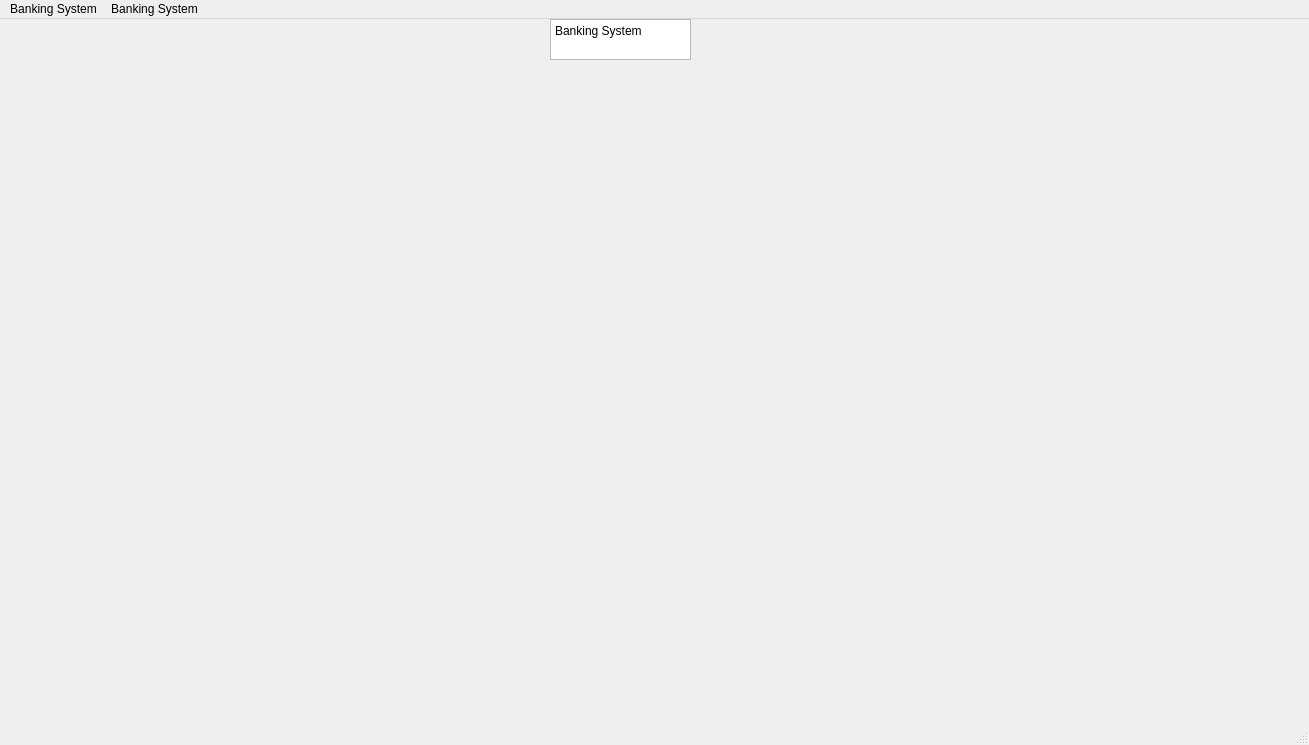
Before: the Qt Designer form mainwindow.ui in zuni-gleam/OOP-Banking-Management-System, drawn with Qt 5.
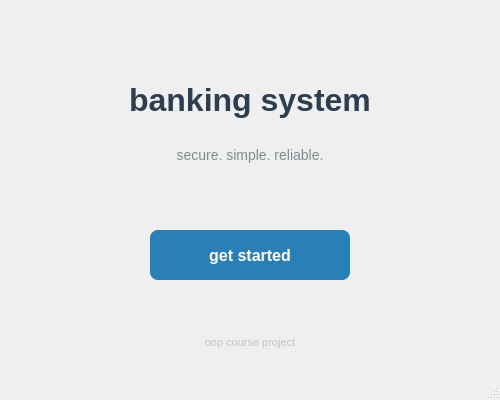
After: the same form once the commit is applied.

Commit message: main window

```diff
--- a/mainwindow.ui
+++ b/mainwindow.ui
@@ -3,53 +3,51 @@
  <class>MainWindow</class>
  <widget class="QMainWindow" name="MainWindow">
   <property name="geometry">
-   <rect>
-    <x>0</x>
-    <y>0</y>
-    <width>1309</width>
-    <height>745</height>
-   </rect>
+   <rect><x>0</x><y>0</y><width>500</width><height>400</height></rect>
   </property>
   <property name="windowTitle">
    <string>MainWindow</string>
   </property>
   <widget class="QWidget" name="centralwidget">
-   <widget class="QPlainTextEdit" name="plainTextEdit">
+   <widget class="QLabel" name="titlelabel">
     <property name="geometry">
-     <rect>
-      <x>550</x>
-      <y>0</y>
-      <width>141</width>
-      <height>41</height>
-     </rect>
+     <rect><x>50</x><y>70</y><width>400</width><height>60</height></rect>
     </property>
-    <property name="plainText">
-     <string>Banking System
-</string>
+    <property name="text"><string>banking system</string></property>
+    <property name="alignment"><set>Qt::AlignCenter</set></property>
+    <property name="styleSheet">
+     <string>font-size: 32px; font-weight: bold; color: #2c3e50;</string>
     </property>
    </widget>
-  </widget>
-  <widget class="QMenuBar" name="menubar">
-   <property name="geometry">
-    <rect>
-     <x>0</x>
-     <y>0</y>
-     <width>1309</width>
-     <height>17</height>
-    </rect>
-   </property>
-   <widget class="QMenu" name="menuBanking_System">
-    <property name="title">
-     <string>Banking System</string>
+   <widget class="QLabel" name="subtitlelabel">
+    <property name="geometry">
+     <rect><x>50</x><y>140</y><width>400</width><height>30</height></rect>
     </property>
+    <property name="text"><string>secure. simple. reliable.</string></property>
+    <property name="alignment"><set>Qt::AlignCenter</set></property>
+    <property name="styleSheet">
+     <string>font-size: 14px; color: #7f8c8d;</string>
+    </property>
    </widget>
-   <widget class="QMenu" name="menuBanking_System_2">
-    <property name="title">
-     <string>Banking System</string>
+   <widget class="QPushButton" name="startbutton">
+    <property name="geometry">
+     <rect><x>150</x><y>230</y><width>200</width><height>50</height></rect>
     </property>
+    <property name="text"><string>get started</string></property>
+    <property name="styleSheet">
+     <string>background-color: #2980b9; color: white; font-size: 16px; font-weight: bold; border-radius: 8px;</string>
+    </property>
    </widget>
-   <addaction name="menuBanking_System"/>
-   <addaction name="menuBanking_System_2"/>
+   <widget class="QLabel" name="footerlabel">
+    <property name="geometry">
+     <rect><x>50</x><y>330</y><width>400</width><height>25</height></rect>
+    </property>
+    <property name="text"><string>oop course project</string></property>
+    <property name="alignment"><set>Qt::AlignCenter</set></property>
+    <property name="styleSheet">
+     <string>font-size: 11px; color: #bdc3c7;</string>
+    </property>
+   </widget>
   </widget>
   <widget class="QStatusBar" name="statusbar"/>
  </widget>
```
Left out of the diff: 2 changed lines with no effect on the pictures. The commit also changes 4 other files.
